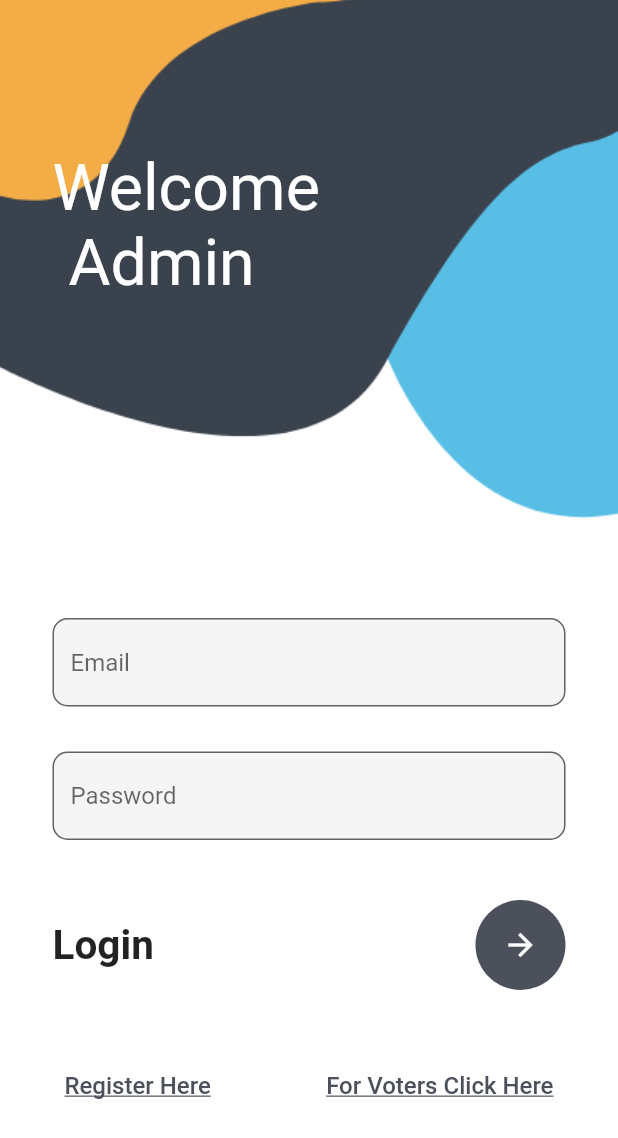
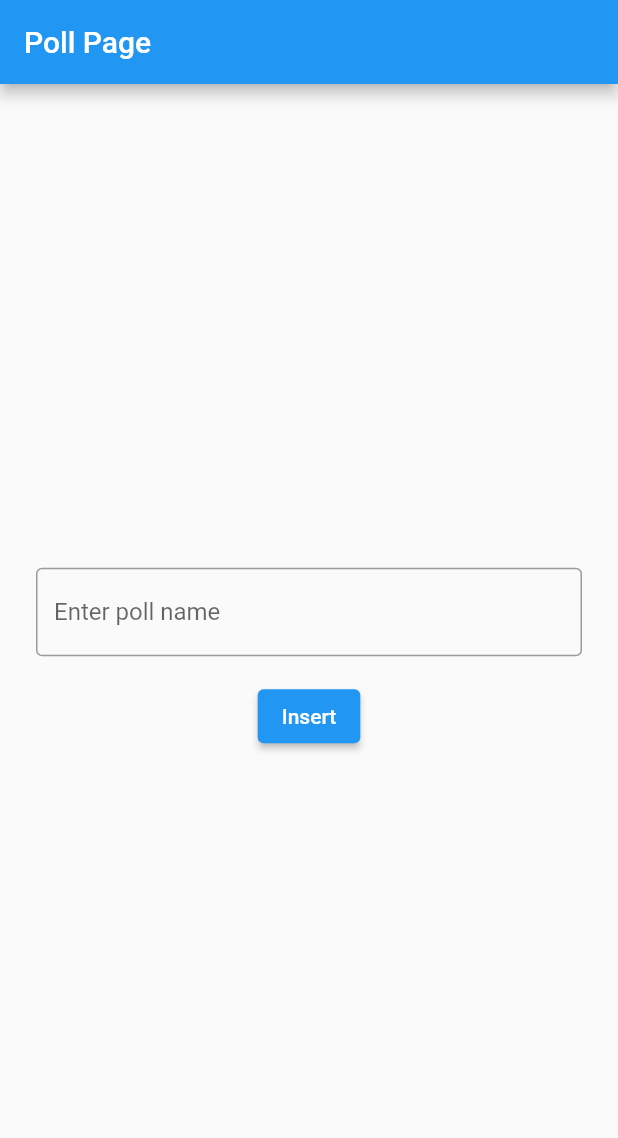
Before and after one commit to thesuman74/Voter, a Flutter app: the screen it shows after launch, on a phone screen of 412 x 824 dp. Shown: the top 1138 px of the screen. Run offline on Flutter 3.47's test engine with Material 2 defaults, Android fonts, the phone set to English and light mode, and no system bars; our stand-ins replace image_picker; missing offline and left inert: flutter_barcode_scanner.

Commit message:
added a working poll name page with successful data insertion

```diff
--- a/lib/candidates.dart
+++ b/lib/candidates.dart
@@ -35,7 +35,7 @@ class _CandidatesState extends State<Candidates> {
                     crossAxisCount: 2,
                     mainAxisSpacing: 10,
                     crossAxisSpacing: 10,
-                    childAspectRatio: 0.65,
+                    childAspectRatio: 1.0,
                   ),
                   itemCount: data.length,
                   itemBuilder: (context, index) {
--- /dev/null
+++ b/lib/create_poll.dart
@@ -0,0 +1,86 @@
+import 'dart:convert';
+import 'package:http/http.dart' as http;
+import 'package:flutter/material.dart';
+import 'package:voter/formpage.dart'; // Make sure this import is correct
+
+class PollPage extends StatefulWidget {
+  @override
+  _PollPageState createState() => _PollPageState();
+}
+
+class _PollPageState extends State<PollPage> {
+  final TextEditingController poll_name = TextEditingController();
+
+  Future<void> insertrecord() async {
+    if (poll_name.text != "") {
+      try {
+        String uri = "http://10.0.2.2/practice_api/insert_poll.php";
+        var res = await http.post(Uri.parse(uri), body: {
+          "poll_name": poll_name.text,
+        });
+
+        // Getting response from JSON
+        var response = jsonDecode(res.body);
+        if (response["success"] == "true") {
+          print("record inserted successfully");
+          // poll_name.text = "";
+
+          // Navigate to the "Myform" page
+          Navigator.push(
+            context,
+            MaterialPageRoute(
+              builder: (context) =>
+                  Myform(), // Make sure Myform is a valid widget
+            ),
+          );
+        } else {
+          print("Some issues while inserting poll name");
+        }
+      } catch (e) {
+        print(e);
+      }
+    }
+  }
+
+  @override
+  Widget build(BuildContext context) {
+    return Scaffold(
+      appBar: AppBar(
+        title: Text('Poll Page'),
+      ),
+      body: Padding(
+        padding: const EdgeInsets.all(16.0),
+        child: Column(
+          mainAxisAlignment: MainAxisAlignment.center,
+          children: [
+            Container(
+              margin: const EdgeInsets.all(8),
+              child: TextFormField(
+                controller: poll_name,
+                decoration: const InputDecoration(
+                  border: OutlineInputBorder(),
+                  labelText: "Enter poll name",
+                ),
+              ),
+            ),
+            Container(
+              margin: const EdgeInsets.all(8),
+              child: ElevatedButton(
+                onPressed: () {
+                  insertrecord();
+                },
+                child: const Text("Insert"),
+              ),
+            ),
+          ],
+        ),
+      ),
+    );
+  }
+
+  @override
+  void dispose() {
+    poll_name.dispose();
+    super.dispose();
+  }
+}
--- a/lib/formpage.dart
+++ b/lib/formpage.dart
@@ -12,11 +12,14 @@ import 'package:image_picker/image_picker.dart';
 class Myform extends StatefulWidget {
   const Myform({super.key});
 
+
   @override
   State<Myform> createState() => _MyformState();
 }
 
 class _MyformState extends State<Myform> {
+
+
   //for image
   File? imagepath;
   String? imagename;
--- a/lib/main.dart
+++ b/lib/main.dart
@@ -1,4 +1,5 @@
 import 'package:flutter/material.dart';
+import 'package:voter/create_poll.dart';
 import 'package:voter/formpage.dart';
 import 'package:voter/home.dart';
 import 'package:voter/login.dart';
@@ -20,7 +21,7 @@ class MyApp extends StatelessWidget {
         primaryColor: Colors.orangeAccent,
       ),
       debugShowCheckedModeBanner: false,
-      initialRoute: 'login',
+      initialRoute: 'poll',
       routes: {
         'form': (context) => const Myform(),
         'login': (context) => const MyLogin(),
@@ -30,6 +31,7 @@ class MyApp extends StatelessWidget {
         'home': (contex) => const MyCustomWidget(),
         'candidates': (context) => const Candidates(),
         'success': (context) => const SuccessPage(),
+        'poll': (context) => PollPage(),
       },
     );
   }
```
Also changed, not shown: lib/resultpage.dart (added, +21 -0 lines), lib/success_data.dart (+5 -5 lines).
